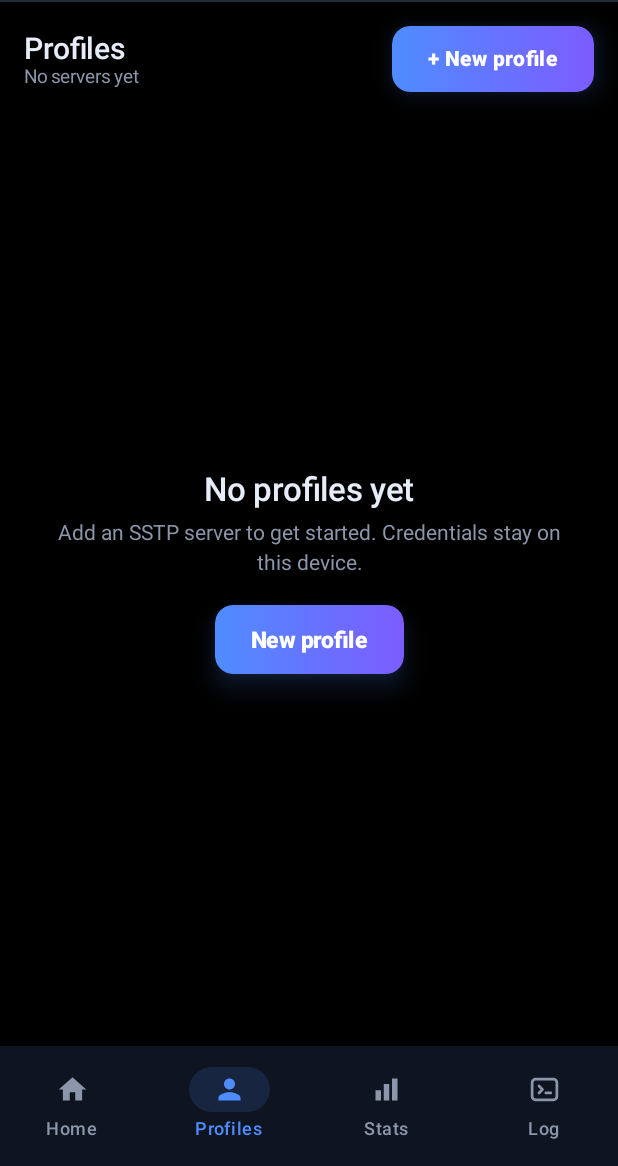
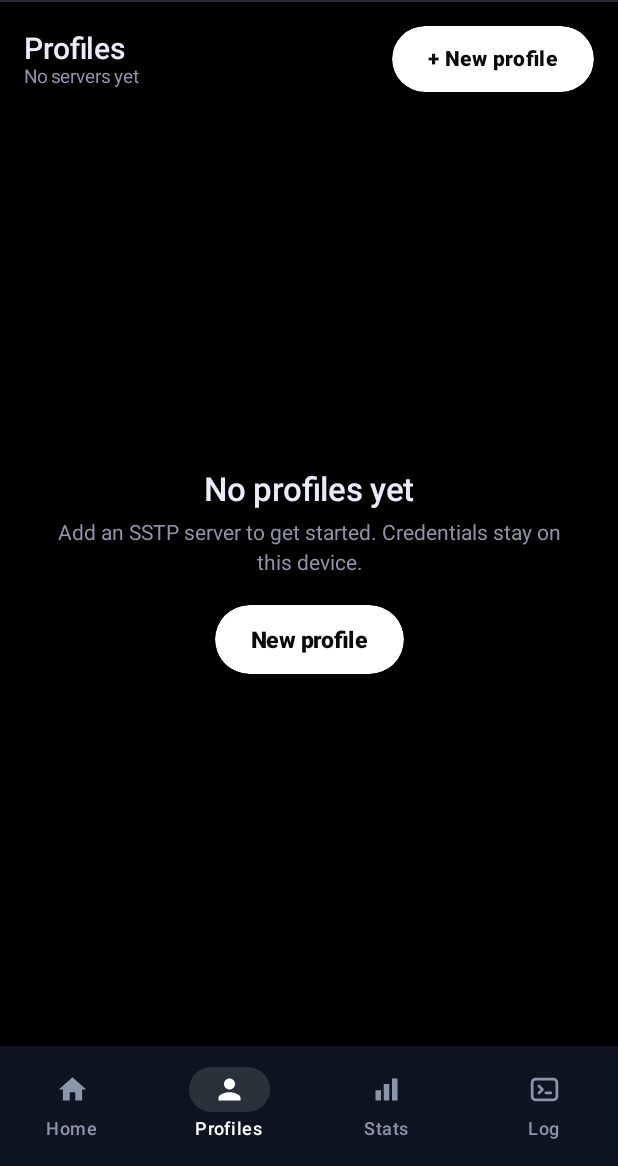
Before and after one commit to alichdrdzn/swiftsstp, an Android app built with Jetpack Compose: the screen it shows after launch (MainActivity), item 2 of the bottom bar chosen, on a phone screen of 412 x 824 dp, the part 70-1236 px from its top. Run offline under Robolectric (Android 15) with nearby library versions, the light colour scheme and no system bars; pictures from the network do not load.

Commit message:
UI: white wordmark, smaller connect pill, blue-violet accent removed
The hero wordmark keeps its facet geometry but fills with white and
silver instead of red-orange, and the connect pill shrinks from
248x92dp / 300x96px to 200x76dp / 220x76px with a 60-unit knob, so the
Home column breathes again.

The blue-violet accent disappears from both shells: primary buttons
become white pills, ghost buttons become pills, and the mode thumb, the
active tab icon, focus rings, the editor switches, the framework
colorAccent and the informational tags all go white or neutral. State
colours (green connected, amber connecting, rose error) and the orange
profile badge are untouched.

```diff
--- a/android/app/src/main/java/com/swiftsstp/client/ui/BrandWordmark.kt
+++ b/android/app/src/main/java/com/swiftsstp/client/ui/BrandWordmark.kt
@@ -26,23 +26,24 @@ import kotlin.math.max
 private const val SCALE = 3
 
 /**
- * Hard-edged fiery stops — deep red → orange → amber → back. Adjacent equal
- * stops make flat facets with hard seams instead of a smooth two-colour wash,
- * which is the whole point of the wordmark.
+ * Hard-edged neutral stops — white → light grey → mid grey → back. Adjacent
+ * equal stops make flat facets with hard seams instead of a smooth two-colour
+ * wash, which is the whole point of the wordmark: hue is gone, but the cut
+ * planes remain, so the letters read as lit white rather than flat fill.
  */
 private val FacetColors = intArrayOf(
-    0xFFE01B00.toInt(),
-    0xFFE01B00.toInt(),
-    0xFFFF5A00.toInt(),
-    0xFFFF5A00.toInt(),
-    0xFFFF9E2C.toInt(),
-    0xFFFF9E2C.toInt(),
-    0xFFE01B00.toInt(),
+    0xFFFFFFFF.toInt(),
+    0xFFFFFFFF.toInt(),
+    0xFFE6E6E6.toInt(),
+    0xFFE6E6E6.toInt(),
+    0xFFCFCFCF.toInt(),
+    0xFFF4F4F4.toInt(),
+    0xFFFFFFFF.toInt(),
 )
 private val FacetStops = floatArrayOf(0f, 0.18f, 0.30f, 0.52f, 0.66f, 0.80f, 1f)
 
 /**
- * Hero brand wordmark — uppercase letters filled with a faceted red-orange
+ * Hero brand wordmark — uppercase letters filled with a faceted white
  * texture plus translucent shards, the app's one piece of ornament.
  *
  * Rendered once into an offscreen bitmap (a DST_IN punch keeps the texture
@@ -106,7 +107,7 @@ private fun renderWordmark(text: String, fontPx: Float): Bitmap {
         floatArrayOf(0.08f, 0.58f, 0.52f, 1.00f, 0.00f, 0.94f),
     )
     shards.forEachIndexed { i, s ->
-        shard.color = if (i % 2 == 0) Color.argb(60, 255, 255, 255) else Color.argb(70, 60, 8, 0)
+        shard.color = if (i % 2 == 0) Color.argb(60, 255, 255, 255) else Color.argb(70, 0, 0, 0)
         canvas.drawPath(
             Path().apply {
                 moveTo(s[0] * w, s[1] * h)
@@ -123,7 +124,7 @@ private fun renderWordmark(text: String, fontPx: Float): Bitmap {
     }
     for (i in 0..9) {
         val y = h * (i / 10f) - h * 0.12f
-        streak.color = if (i % 3 == 0) Color.argb(72, 255, 255, 255) else Color.argb(52, 80, 10, 0)
+        streak.color = if (i % 3 == 0) Color.argb(72, 255, 255, 255) else Color.argb(52, 0, 0, 0)
         canvas.drawLine(-w * 0.08f, y, w * 1.08f, y - w * 0.26f, streak)
     }
 
--- a/android/app/src/main/java/com/swiftsstp/client/ui/Common.kt
+++ b/android/app/src/main/java/com/swiftsstp/client/ui/Common.kt
@@ -49,6 +49,7 @@ import androidx.compose.ui.geometry.Offset
 import androidx.compose.ui.graphics.Brush
 import androidx.compose.ui.graphics.Color
 import androidx.compose.ui.graphics.PathEffect
+import androidx.compose.ui.graphics.graphicsLayer
 import androidx.compose.ui.graphics.vector.ImageVector
 import androidx.compose.ui.res.painterResource
 import androidx.compose.ui.text.TextStyle
@@ -78,17 +79,8 @@ fun formatRate(v: Long): String = when {
     else -> "$v B/s"
 }
 
-/** Blue → violet action gradient — mirrors Windows `.btn-primary`. */
-val PrimaryGradient = Brush.horizontalGradient(listOf(AccentBlue, AccentViolet))
-
-/** Red action gradient — mirrors Windows `.btn-primary.disconnect`. */
-val DisconnectGradient = Brush.horizontalGradient(listOf(Color(0xFFFF5F6D), Color(0xFFFF2D55)))
-
 /** Which bottom-bar tab is on screen; the four root tabs of the app. */
 enum class NavTab { HOME, PROFILES, STATS, LOG }
-
-/** Style of the one big action button. */
-enum class ButtonVariant { PRIMARY, DISCONNECT }
 
 /**
  * Slim shared top bar — brand mark, "SwiftSSTP"
@@ -153,7 +145,7 @@ fun SwiftSSTPTopBar(
 
 /**
  * Bottom navigation — icon + label per tab,
- * the active one tinted with the accent blue on a faint accent pill.
+ * the active one in white on a faint white pill.
  */
 @Composable
 fun SwiftSSTPBottomBar(
@@ -194,11 +186,11 @@ private fun RowScope.TabBarItem(
         },
         label = { Text(label, style = MaterialTheme.typography.labelMedium) },
         colors = NavigationBarItemDefaults.colors(
-            selectedIconColor = AccentBlue,
-            selectedTextColor = AccentBlue,
+            selectedIconColor = Color.White,
+            selectedTextColor = Color.White,
             unselectedIconColor = TextMuted,
             unselectedTextColor = TextMuted,
-            indicatorColor = AccentBlue.copy(alpha = 0.14f),
+            indicatorColor = Color.White.copy(alpha = 0.12f),
         ),
     )
 }
@@ -414,37 +406,36 @@ private fun DashedRule() {
 }
 
 /**
- * The one gradient action button — mirrors Windows `.btn-primary` (blue →
- * violet, white bold label, glow) and, as [ButtonVariant.DISCONNECT], its
- * red `.disconnect` sibling; [busy] reproduces `.btn-primary.busy` (dimmed,
- * still tappable — it is the Stop button).
+ * The one primary action button — a solid white pill with a bold near-black
+ * label, mirroring Windows `.btn-primary` (999px radius, neutral black
+ * shadow rather than the old accent glow). [busy] reproduces
+ * `.btn-primary.busy` (dimmed, still tappable — it is the Stop button), and
+ * a pressed press scales and dims slightly so a tap reads without any hue.
  */
 @Composable
-fun GradientButton(
+fun PrimaryButton(
     text: String,
     onClick: () -> Unit,
     modifier: Modifier = Modifier,
-    variant: ButtonVariant = ButtonVariant.PRIMARY,
     busy: Boolean = false,
     enabled: Boolean = true,
     height: Dp = 56.dp,
     fontSize: TextUnit = 16.sp,
 ) {
-    val shape = RoundedCornerShape(12.dp)
+    val shape = RoundedCornerShape(999.dp)
     val interactionSource = remember { MutableInteractionSource() }
     val pressed by interactionSource.collectIsPressedAsState()
     val dim = (if (busy) 0.78f else 1f) * (if (pressed) 0.92f else 1f)
-    val (start, end) = when (variant) {
-        ButtonVariant.PRIMARY -> AccentBlue to AccentViolet
-        ButtonVariant.DISCONNECT -> Color(0xFFFF5F6D) to Color(0xFFFF2D55)
-    }
-    val glow = if (variant == ButtonVariant.PRIMARY) AccentBlue else Color(0xFFFF2D55)
     Box(
         modifier = modifier
             .height(height)
-            .shadow(if (enabled) 10.dp else 0.dp, shape, ambientColor = glow, spotColor = glow)
+            .graphicsLayer {
+                scaleX = if (pressed) 0.98f else 1f
+                scaleY = if (pressed) 0.98f else 1f
+            }
+            .shadow(if (enabled) 10.dp else 0.dp, shape, ambientColor = Color.Black, spotColor = Color.Black)
             .clip(shape)
-            .background(Brush.horizontalGradient(listOf(start.copy(alpha = dim), end.copy(alpha = dim))))
+            .background(Color.White.copy(alpha = dim))
             .clickable(
                 interactionSource = interactionSource,
                 indication = null,
@@ -456,7 +447,7 @@ fun GradientButton(
     ) {
         Text(
             text = text,
-            color = Color.White.copy(alpha = if (enabled) 1f else 0.5f),
+            color = Color(0xFF0B0B0B).copy(alpha = if (enabled) 1f else 0.5f),
             style = TextStyle(fontSize = fontSize, fontWeight = FontWeight.ExtraBold, letterSpacing = 0.3.sp),
             maxLines = 1,
             overflow = TextOverflow.Ellipsis,
@@ -466,7 +457,7 @@ fun GradientButton(
 
 /**
  * Outline button — mirrors Windows `.btn-ghost` (transparent, 1px
- * `--border-2`, muted bold label, accent border on interaction).
+ * `--border-2`, muted bold label, neutral white border on interaction).
  */
 @Composable
 fun GhostButton(
@@ -478,10 +469,10 @@ fun GhostButton(
     height: Dp = 34.dp,
     fontSize: TextUnit = 13.sp,
 ) {
-    val shape = RoundedCornerShape(9.dp)
+    val shape = RoundedCornerShape(999.dp)
     val interactionSource = remember { MutableInteractionSource() }
     val pressed by interactionSource.collectIsPressedAsState()
-    val borderColor = if (pressed && enabled) AccentBlue else Hairline2
+    val borderColor = if (pressed && enabled) TextPrimary else Hairline2
     val color = when {
         !enabled -> contentColor.copy(alpha = 0.4f)
         pressed -> TextPrimary
--- a/android/app/src/main/java/com/swiftsstp/client/ui/HomeScreen.kt
+++ b/android/app/src/main/java/com/swiftsstp/client/ui/HomeScreen.kt
@@ -248,9 +248,9 @@ private fun ConnectToggle(
         else -> Color.White.copy(alpha = 0.08f)
     }
 
-    // 248 − 76 knob − 8dp inset each end = 156dp of travel.
+    // 200 − 60 knob − 8dp inset each end = 124dp of travel.
     val knobOffset by animateDpAsState(
-        targetValue = if (active) 156.dp else 0.dp,
+        targetValue = if (active) 124.dp else 0.dp,
         animationSpec = spring(dampingRatio = 0.72f, stiffness = Spring.StiffnessMedium),
         label = "connect-toggle-knob",
     )
@@ -269,8 +269,8 @@ private fun ConnectToggle(
 
     Box(
         modifier = Modifier
-            .width(248.dp)
-            .height(92.dp)
+            .width(200.dp)
+            .height(76.dp)
             .graphicsLayer {
                 scaleX = if (pressed) 0.98f else 1f
                 scaleY = if (pressed) 0.98f else 1f
@@ -297,7 +297,7 @@ private fun ConnectToggle(
             modifier = Modifier
                 .padding(start = 8.dp)
                 .offset(x = knobOffset)
-                .size(76.dp)
+                .size(60.dp)
                 .shadow(8.dp, CircleShape)
                 .background(Color.White, CircleShape),
         )
--- a/android/app/src/main/java/com/swiftsstp/client/ui/ProfileEditorScreen.kt
+++ b/android/app/src/main/java/com/swiftsstp/client/ui/ProfileEditorScreen.kt
@@ -167,7 +167,7 @@ fun ProfileEditorScreen(
                     }
                 },
                 actions = {
-                    GradientButton(
+                    PrimaryButton(
                         text = "Save",
                         onClick = { onSave(buildProfile()) },
                         enabled = canSave,
@@ -524,7 +524,7 @@ private fun StepperValue(value: String) {
         Text(
             text = value,
             style = TextStyle(fontSize = 16.sp, fontWeight = FontWeight.Bold),
-            color = AccentBlue,
+            color = TextPrimary,
         )
     }
 }
--- a/android/app/src/main/java/com/swiftsstp/client/ui/ProfilesScreen.kt
+++ b/android/app/src/main/java/com/swiftsstp/client/ui/ProfilesScreen.kt
@@ -103,7 +103,7 @@ private fun ListHead(subtitle: String, onAdd: () -> Unit) {
             )
         }
         Spacer(Modifier.size(12.dp))
-        GradientButton(
+        PrimaryButton(
             text = "+ New profile",
             onClick = onAdd,
             height = 44.dp,
@@ -148,8 +148,8 @@ private fun ProfileCard(
                 verticalArrangement = Arrangement.spacedBy(6.dp),
             ) {
                 TlsChip(profile.tlsMode)
-                InfoChip(profile.username.ifBlank { "—" }, AccentBlue)
-                if (profile.autoReconnect.enabled) InfoChip("auto-reconnect", AccentBlue)
+                InfoChip(profile.username.ifBlank { "—" }, TextPrimary)
+                if (profile.autoReconnect.enabled) InfoChip("auto-reconnect", TextPrimary)
                 if (profile.proxy.enabled) InfoChip("proxy ${profile.proxy.type}", Amber)
                 if (profile.tunnels > 1) InfoChip("${profile.tunnels} tunnels", Mint)
             }
@@ -161,7 +161,7 @@ private fun ProfileCard(
                 Text(
                     text = "↓ ${formatBytes(usage?.totalDown ?: 0)}",
                     style = MaterialTheme.typography.labelMedium,
-                    color = AccentBlue,
+                    color = TextPrimary,
                 )
                 Text(
                     text = "↑ ${formatBytes(usage?.totalUp ?: 0)}",
@@ -211,7 +211,7 @@ private fun EmptyState(modifier: Modifier = Modifier, onAdd: () -> Unit) {
             textAlign = TextAlign.Center,
         )
         Spacer(Modifier.size(20.dp))
-        GradientButton(
+        PrimaryButton(
             text = "New profile",
             onClick = onAdd,
             height = 46.dp,
--- a/android/app/src/main/java/com/swiftsstp/client/ui/StatsScreen.kt
+++ b/android/app/src/main/java/com/swiftsstp/client/ui/StatsScreen.kt
@@ -93,7 +93,7 @@ fun StatsScreen(
                     )
                     if (tunnelsCount > 1) {
                         Spacer(Modifier.height(4.dp))
-                        InfoChip("$tunnelsCount tunnels", AccentBlue)
+                        InfoChip("$tunnelsCount tunnels", TextPrimary)
                     }
                     if (vpn.sessions.isNotEmpty()) {
                         FlowRow(
@@ -191,7 +191,7 @@ private fun SessionChip(s: VpnController.SessionStat) {
                 overflow = TextOverflow.Ellipsis,
             )
             Text("↑" + formatBytes(s.up), style = mono, color = Mint)
-            Text("↓" + formatBytes(s.down), style = mono, color = AccentBlue)
+            Text("↓" + formatBytes(s.down), style = mono, color = TextPrimary)
             Text(
                 text = if (s.ready) "READY" else "DOWN",
                 style = mono.copy(fontSize = 10.sp, letterSpacing = 0.6.sp),
--- a/android/app/src/main/java/com/swiftsstp/client/ui/Theme.kt
+++ b/android/app/src/main/java/com/swiftsstp/client/ui/Theme.kt
@@ -11,10 +11,11 @@ import androidx.compose.ui.text.font.FontWeight
 import androidx.compose.ui.unit.sp
 
 // Palette lifted from the Windows client (windows/frontend/dist/app.css
-// `:root`): pure-black canvas, blue → violet accent gradient, mint for the
-// connected state, orange for the Home hero family. Deliberately dark-only —
-// a VPN console reads better without a white flash when the tunnel drops at
-// night, and true black keeps the shell seamless with the status bar.
+// `:root`): pure-black canvas, white/neutral accents for anything that
+// used to be blue → violet, mint for the connected state, orange for the
+// Home hero family. Deliberately dark-only — a VPN console reads better
+// without a white flash when the tunnel drops at night, and true black
+// keeps the shell seamless with the status bar.
 val Ink = Color(0xFF000000) // --bg
 val Surface1 = Color(0xFF131A26) // --card
 val Surface2 = Color(0xFF172031) // --card-2
@@ -23,8 +24,6 @@ val Hairline = Color(0xFF232C3D) // --border
 val Hairline2 = Color(0xFF2A3446) // --border-2 (ghost buttons, inputs)
 val TextPrimary = Color(0xFFE7EDF8) // --text
 val TextMuted = Color(0xFF8B96AB) // --muted
-val AccentBlue = Color(0xFF4F8CFF) // --accent
-val AccentViolet = Color(0xFF7C5CFF) // --accent-2
 val Mint = Color(0xFF2FD08C) // --green
 val Amber = Color(0xFFFFB454) // --amber
 val Rose = Color(0xFFFF6B6B) // --red
@@ -38,10 +37,13 @@ val WellBackground = Color(0xFF0A0E15)
 val FieldBackground = Color(0xFF0E1420)
 
 private val SwiftSSTPColours = darkColorScheme(
-    primary = AccentBlue,
-    onPrimary = Color.White,
-    primaryContainer = Color(0xFF1C2B45),
-    onPrimaryContainer = Color(0xFFD8E6FF),
+    // White primary flips every Material 3 control (Switch, checkbox,
+    // text-field focus ring, selection) to white-on-black, matching the
+    // connect toggle's knob.
+    primary = Color.White,
+    onPrimary = Color.Black,
+    primaryContainer = Color(0xFF1E1E22),
+    onPrimaryContainer = Color(0xFFF2F2F5),
     secondary = Mint,
     onSecondary = Color(0xFF00201A),
     secondaryContainer = Color(0xFF14352C),
--- a/android/app/src/main/res/values/colors.xml
+++ b/android/app/src/main/res/values/colors.xml
@@ -1,8 +1,9 @@
 <?xml version="1.0" encoding="utf-8"?>
 <resources>
-    <!-- Launch-window chrome: pure black window, blue accent. -->
+    <!-- Launch-window chrome: pure black window, white accent — the
+         framework controls follow the Material white-on-black scheme. -->
     <color name="ink_background">#000000</color>
-    <color name="accent">#4F8CFF</color>
+    <color name="accent">#FFFFFF</color>
     <!-- The launcher glyph sits on a pure black square. -->
     <color name="launcher_background">#000000</color>
 </resources>
```
Also changed, not shown: 1 other file.
